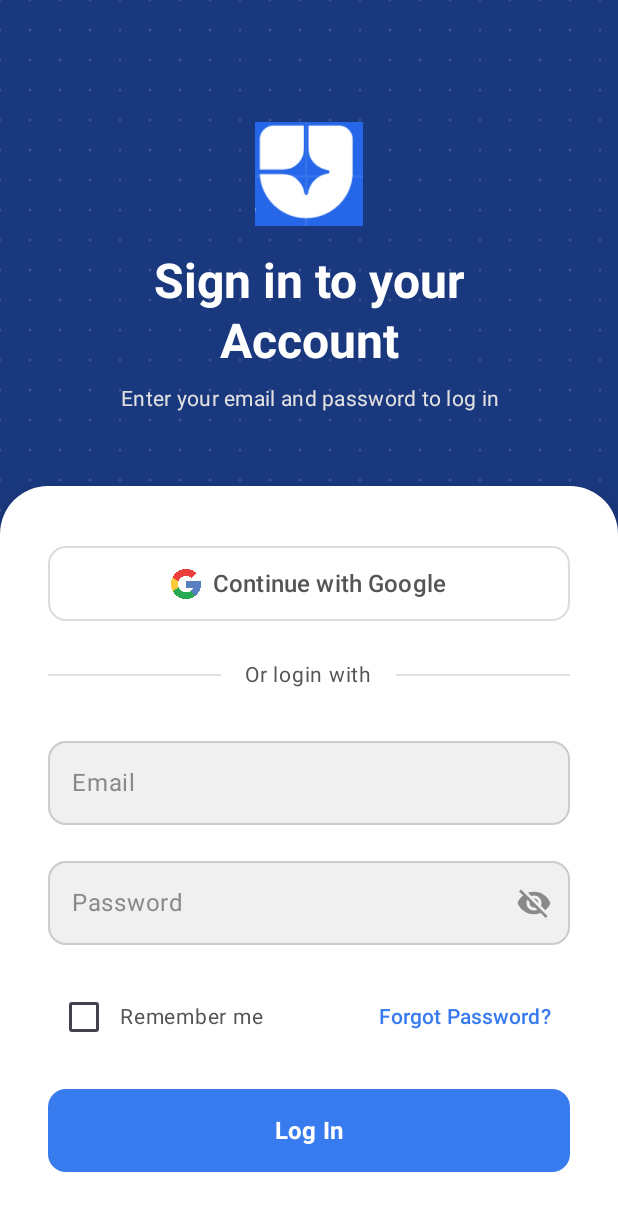
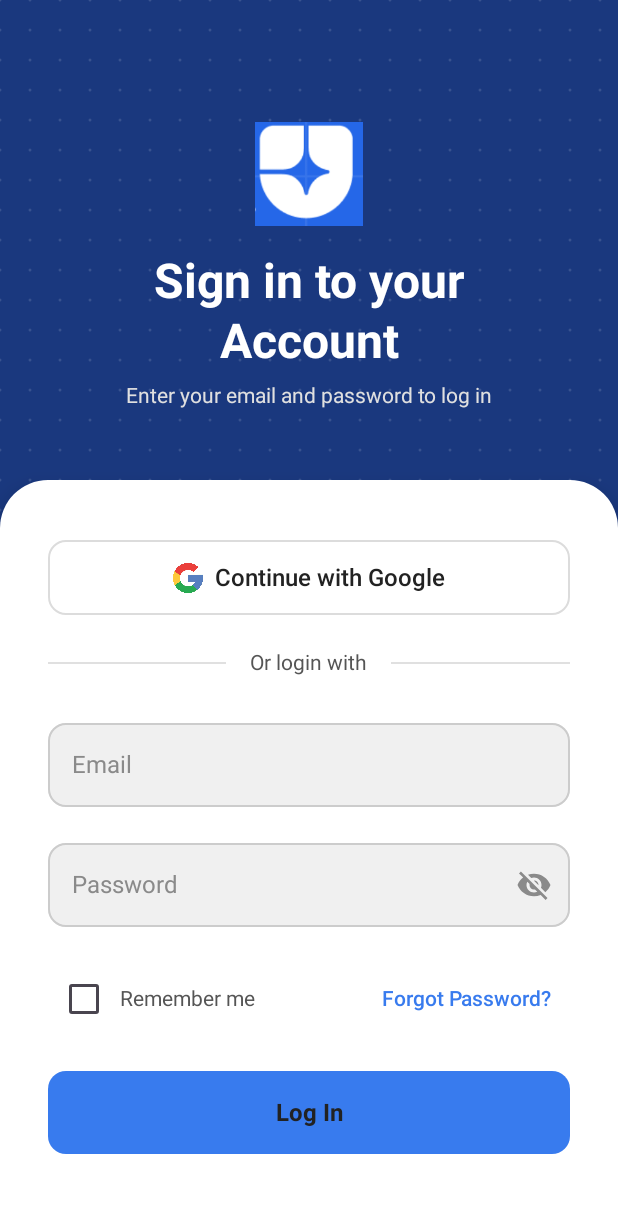
Before and after one commit to faizzaidi23/ExpenseManager, an Android app built with Jetpack Compose: the screen it shows after launch (MainActivity), on a phone screen of 412 x 824 dp. Shown: the top 1211 px of the screen. Run offline under Robolectric (Android 15) with nearby library versions, the phone set to English and light mode, and no system bars; our stand-ins replace Room's generated code.

Commit message:
feat:somewhat chnged the look and feel of the app by using the blue and white theme

```diff
--- a/app/src/main/java/com/example/expensecalculator/ui/theme/Color.kt
+++ b/app/src/main/java/com/example/expensecalculator/ui/theme/Color.kt
@@ -2,10 +2,37 @@ package com.example.expensecalculator.ui.theme
 
 import androidx.compose.ui.graphics.Color
 
-val Purple80 = Color(0xFFD0BCFF)
-val PurpleGrey80 = Color(0xFFCCC2DC)
-val Pink80 = Color(0xFFEFB8C8)
+// PRIMARY COLORS - Blue Theme
+val PrimaryBlue = Color(0xFF007AFF)
+val PrimaryBlueDark = Color(0xFF0051D5)
+val PrimaryBlueLight = Color(0xFF4DA2FF)
+val IconBackground = Color(0xFFEBF5FF)
 
-val Purple40 = Color(0xFF6650a4)
-val PurpleGrey40 = Color(0xFF625b71)
-val Pink40 = Color(0xFF7D5260)
+// BACKGROUND & SURFACE
+val ScreenBackground = Color.White
+val CardBackground = Color.White
+val BackgroundLight = Color(0xFFF8F9FA)
+
+// TEXT COLORS
+val PrimaryText = Color(0xFF222222)
+val SecondaryText = Color(0xFF8A8A8E)
+val LightText = Color(0xFFB0B0B0)
+
+// BORDERS & DIVIDERS
+val BorderGrey = Color(0xFFE0E0E0)
+val DividerGrey = Color(0xFFEEEEEE)
+
+// SEMANTIC COLORS
+val ErrorColor = Color(0xFFD32F2F)
+val SuccessGreen = Color(0xFF34C759)
+val WarningYellow = Color(0xFFFFCC00)
+val InfoBlue = Color(0xFF007AFF)
+
+// BALANCE COLORS
+val PositiveBalanceColor = Color(0xFF34C759)
+val NegativeBalanceColor = Color(0xFFFF3B30)
+
+// TAB COLORS
+val TabIndicatorColor = PrimaryBlue
+val SelectedTabColor = PrimaryBlue
+val UnselectedTabColor = SecondaryText
--- /dev/null
+++ b/app/src/main/java/com/example/expensecalculator/ui/theme/Shape.kt
@@ -0,0 +1,11 @@
+package com.example.expensecalculator.ui.theme
+
+import androidx.compose.foundation.shape.RoundedCornerShape
+import androidx.compose.material3.Shapes
+import androidx.compose.ui.unit.dp
+
+val AppShapes = Shapes(
+    small = RoundedCornerShape(8.dp),
+    medium = RoundedCornerShape(16.dp),
+    large = RoundedCornerShape(24.dp)
+)
--- a/app/src/main/java/com/example/expensecalculator/ui/theme/Theme.kt
+++ b/app/src/main/java/com/example/expensecalculator/ui/theme/Theme.kt
@@ -1,58 +1,31 @@
 package com.example.expensecalculator.ui.theme
 
-import android.app.Activity
-import android.os.Build
-import androidx.compose.foundation.isSystemInDarkTheme
 import androidx.compose.material3.MaterialTheme
-import androidx.compose.material3.darkColorScheme
-import androidx.compose.material3.dynamicDarkColorScheme
-import androidx.compose.material3.dynamicLightColorScheme
 import androidx.compose.material3.lightColorScheme
 import androidx.compose.runtime.Composable
-import androidx.compose.ui.platform.LocalContext
-
-private val DarkColorScheme = darkColorScheme(
-    primary = Purple80,
-    secondary = PurpleGrey80,
-    tertiary = Pink80
-)
-
-private val LightColorScheme = lightColorScheme(
-    primary = Purple40,
-    secondary = PurpleGrey40,
-    tertiary = Pink40
-
-    /* Other default colors to override
-    background = Color(0xFFFFFBFE),
-    surface = Color(0xFFFFFBFE),
-    onPrimary = Color.White,
-    onSecondary = Color.White,
-    onTertiary = Color.White,
-    onBackground = Color(0xFF1C1B1F),
-    onSurface = Color(0xFF1C1B1F),
-    */
-)
+import androidx.compose.ui.graphics.Color
 
 @Composable
 fun ExpenseCalculatorTheme(
-    darkTheme: Boolean = isSystemInDarkTheme(),
-    // Dynamic color is available on Android 12+
-    dynamicColor: Boolean = true,
     content: @Composable () -> Unit
 ) {
-    val colorScheme = when {
-        dynamicColor && Build.VERSION.SDK_INT >= Build.VERSION_CODES.S -> {
-            val context = LocalContext.current
-            if (darkTheme) dynamicDarkColorScheme(context) else dynamicLightColorScheme(context)
-        }
-
-        darkTheme -> DarkColorScheme
-        else -> LightColorScheme
-    }
-
     MaterialTheme(
-        colorScheme = colorScheme,
-        typography = Typography,
+        colorScheme = lightColorScheme(
+            primary = PrimaryBlue,
+            secondary = PrimaryBlueDark,
+            tertiary = PrimaryBlueLight,
+            background = ScreenBackground,
+            surface = CardBackground,
+            onPrimary = Color.White,
+            onSecondary = Color.White,
+            onTertiary = Color.White,
+            onBackground = PrimaryText,
+            onSurface = PrimaryText,
+            error = ErrorColor,
+            onError = Color.White
+        ),
+        typography = AppTypography,
+        shapes = AppShapes,
         content = content
     )
 }
--- a/app/src/main/java/com/example/expensecalculator/ui/theme/Type.kt
+++ b/app/src/main/java/com/example/expensecalculator/ui/theme/Type.kt
@@ -6,29 +6,62 @@ import androidx.compose.ui.text.font.FontFamily
 import androidx.compose.ui.text.font.FontWeight
 import androidx.compose.ui.unit.sp
 
-// Set of Material typography styles to start with
-val Typography = Typography(
+// Using default font family (can be replaced with custom fonts later)
+val AppFontFamily = FontFamily.Default
+
+val AppTypography = Typography(
+    titleLarge = TextStyle(
+        fontFamily = AppFontFamily,
+        fontWeight = FontWeight.Bold,
+        fontSize = 24.sp,
+        color = PrimaryText
+    ),
+    titleMedium = TextStyle(
+        fontFamily = AppFontFamily,
+        fontWeight = FontWeight.Bold,
+        fontSize = 20.sp,
+        color = PrimaryText
+    ),
+    titleSmall = TextStyle(
+        fontFamily = AppFontFamily,
+        fontWeight = FontWeight.SemiBold,
+        fontSize = 18.sp,
+        color = PrimaryText
+    ),
     bodyLarge = TextStyle(
-        fontFamily = FontFamily.Default,
+        fontFamily = AppFontFamily,
         fontWeight = FontWeight.Normal,
         fontSize = 16.sp,
-        lineHeight = 24.sp,
-        letterSpacing = 0.5.sp
-    )
-    /* Other default text styles to override
-    titleLarge = TextStyle(
-        fontFamily = FontFamily.Default,
+        color = PrimaryText
+    ),
+    bodyMedium = TextStyle(
+        fontFamily = AppFontFamily,
         fontWeight = FontWeight.Normal,
-        fontSize = 22.sp,
-        lineHeight = 28.sp,
-        letterSpacing = 0.sp
+        fontSize = 14.sp,
+        color = SecondaryText
+    ),
+    bodySmall = TextStyle(
+        fontFamily = AppFontFamily,
+        fontWeight = FontWeight.Normal,
+        fontSize = 12.sp,
+        color = SecondaryText
+    ),
+    labelLarge = TextStyle(
+        fontFamily = AppFontFamily,
+        fontWeight = FontWeight.Medium,
+        fontSize = 14.sp,
+        color = PrimaryText
+    ),
+    labelMedium = TextStyle(
+        fontFamily = AppFontFamily,
+        fontWeight = FontWeight.Medium,
+        fontSize = 12.sp,
+        color = SecondaryText
     ),
     labelSmall = TextStyle(
-        fontFamily = FontFamily.Default,
+        fontFamily = AppFontFamily,
         fontWeight = FontWeight.Medium,
         fontSize = 11.sp,
-        lineHeight = 16.sp,
-        letterSpacing = 0.5.sp
+        color = SecondaryText
     )
-    */
 )
```
Also changed, not shown: app/src/main/java/com/example/expensecalculator/10_ExpenseScreen.kt (+45 -53 lines), app/src/main/java/com/example/expensecalculator/11_AddExpenseDialog.kt (+29 -57 lines), app/src/main/java/com/example/expensecalculator/7_MainScreen.kt (+68 -39 lines), app/src/main/java/com/example/expensecalculator/8_AddDetailAccount.kt (+24 -32 lines), app/src/main/java/com/example/expensecalculator/TripManager/14_AppFirstScreen.kt (+23 -31 lines), app/src/main/java/com/example/expensecalculator/TripManager/15_TripMainScreen.kt (+20 -34 lines), app/src/main/java/com/example/expensecalculator/ui/theme/Shadow.kt (added, +16 -0 lines), app/src/main/res/font/poppins.xml (added), 2 other files.
